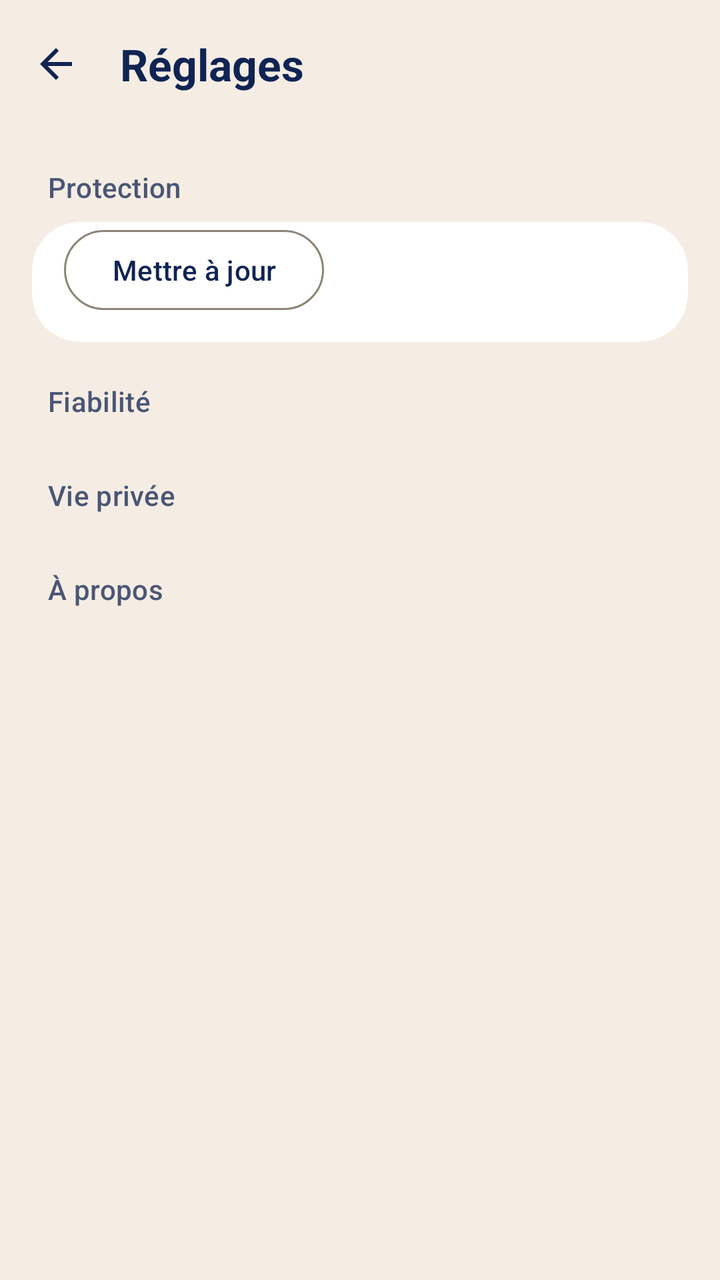
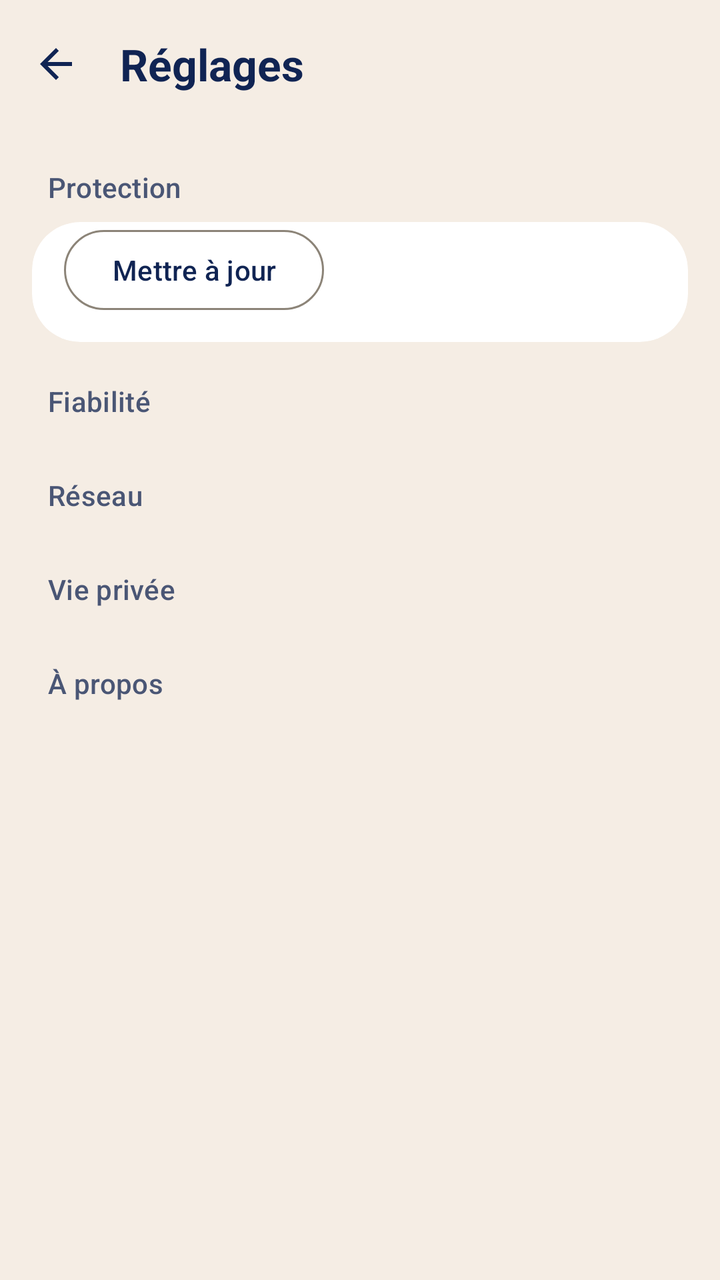

Before-and-after screenshots of an Android layout around one commit, followed by the original layout XML and the change that was made.
<!-- AndroidManifest.xml: application theme Theme.AKeeper -->
<!-- res/layout/screen_settings.xml -->
<?xml version="1.0" encoding="utf-8"?>
<LinearLayout xmlns:android="http://schemas.android.com/apk/res/android"
    xmlns:app="http://schemas.android.com/apk/res-auto"
    android:id="@+id/root"
    android:layout_width="match_parent"
    android:layout_height="match_parent"
    android:orientation="vertical">

    <LinearLayout
        android:layout_width="match_parent"
        android:layout_height="64dp"
        android:gravity="center_vertical"
        android:orientation="horizontal"
        android:paddingHorizontal="4dp">

        <ImageButton
            android:id="@+id/settings_back"
            android:layout_width="48dp"
            android:layout_height="48dp"
            android:background="?attr/selectableItemBackgroundBorderless"
            android:contentDescription="@string/settings_back"
            android:src="@drawable/ic_arrow_back"
            app:tint="?attr/colorOnSurface" />

        <TextView
            android:layout_width="wrap_content"
            android:layout_height="wrap_content"
            android:layout_marginStart="8dp"
            android:accessibilityHeading="true"
            android:text="@string/settings_title"
            android:textAppearance="?attr/textAppearanceTitleLarge"
            android:textColor="?attr/colorOnSurface"
            android:textStyle="bold" />
    </LinearLayout>

    <ScrollView
        android:layout_width="match_parent"
        android:layout_height="0dp"
        android:layout_weight="1">

        <LinearLayout
            android:layout_width="match_parent"
            android:layout_height="wrap_content"
            android:orientation="vertical"
            android:paddingHorizontal="16dp"
            android:paddingBottom="24dp">

            <TextView
                style="@style/Widget.AKeeper.SectionTitle"
                android:text="@string/settings_section_protection" />

            <com.google.android.material.card.MaterialCardView
                style="@style/Widget.AKeeper.Card"
                android:layout_width="match_parent"
                android:layout_height="wrap_content">

                <LinearLayout
                    android:id="@+id/settings_protection"
                    android:layout_width="match_parent"
                    android:layout_height="wrap_content"
                    android:orientation="vertical">

                    <com.google.android.material.button.MaterialButton
                        android:id="@+id/settings_rules_update"
                        style="@style/Widget.Material3.Button.OutlinedButton"
                        android:layout_width="wrap_content"
                        android:layout_height="48dp"
                        android:layout_marginHorizontal="16dp"
                        android:layout_marginBottom="12dp"
                        android:text="@string/settings_rules_update" />
                </LinearLayout>
            </com.google.android.material.card.MaterialCardView>

            <TextView
                style="@style/Widget.AKeeper.SectionTitle"
                android:text="@string/settings_section_reliability" />

            <com.google.android.material.card.MaterialCardView
                style="@style/Widget.AKeeper.Card"
                android:layout_width="match_parent"
                android:layout_height="wrap_content">

                <LinearLayout
                    android:id="@+id/settings_reliability"
                    android:layout_width="match_parent"
                    android:layout_height="wrap_content"
                    android:orientation="vertical" />
            </com.google.android.material.card.MaterialCardView>

            <TextView
                style="@style/Widget.AKeeper.SectionTitle"
                android:text="@string/settings_section_privacy" />

            <com.google.android.material.card.MaterialCardView
                style="@style/Widget.AKeeper.Card"
                android:layout_width="match_parent"
                android:layout_height="wrap_content">

                <LinearLayout
                    android:id="@+id/settings_privacy"
                    android:layout_width="match_parent"
                    android:layout_height="wrap_content"
                    android:orientation="vertical" />
            </com.google.android.material.card.MaterialCardView>

            <TextView
                style="@style/Widget.AKeeper.SectionTitle"
                android:text="@string/settings_section_about" />

            <com.google.android.material.card.MaterialCardView
                style="@style/Widget.AKeeper.Card"
                android:layout_width="match_parent"
                android:layout_height="wrap_content">

                <LinearLayout
                    android:id="@+id/settings_about"
                    android:layout_width="match_parent"
                    android:layout_height="wrap_content"
                    android:orientation="vertical" />
            </com.google.android.material.card.MaterialCardView>
        </LinearLayout>
    </ScrollView>
</LinearLayout>
<!-- resources referenced by this layout -->
<resources>
  <!-- drawable ic_arrow_back (drawable) -->
  <vector xmlns:android="http://schemas.android.com/apk/res/android"
      android:width="24dp"
      android:height="24dp"
      android:autoMirrored="true"
      android:viewportWidth="24"
      android:viewportHeight="24">
      <path
          android:fillColor="@android:color/white"
          android:pathData="M20,11H7.83l5.59,-5.59L12,4l-8,8 8,8 1.41,-1.41L7.83,13H20v-2z" />
  </vector>
  <string name="settings_back">Retour</string>
  <string name="settings_rules_update">Mettre à jour</string>
  <string name="settings_section_about">À propos</string>
  <string name="settings_section_privacy">Vie privée</string>
  <string name="settings_section_protection">Protection</string>
  <string name="settings_section_reliability">Fiabilité</string>
  <string name="settings_title">Réglages</string>
  <style name="Widget.AKeeper.Card" parent="Widget.Material3.CardView.Filled">
          <item name="cardBackgroundColor">@color/akeeper_card</item>
          <item name="cardCornerRadius">24dp</item>
          <item name="cardElevation">0dp</item>
      </style>
  <style name="Widget.AKeeper.SectionTitle" parent="">
          <item name="android:layout_width">wrap_content</item>
          <item name="android:layout_height">wrap_content</item>
          <item name="android:layout_marginStart">8dp</item>
          <item name="android:layout_marginTop">20dp</item>
          <item name="android:layout_marginBottom">8dp</item>
          <item name="android:accessibilityHeading">true</item>
          <item name="android:textAppearance">?attr/textAppearanceTitleSmall</item>
          <item name="android:textColor">?attr/colorOnSurfaceVariant</item>
      </style>
  <color name="akeeper_card">@color/akeeper_white</color>
  <color name="akeeper_primary">@color/akeeper_midnight</color>
  <color name="akeeper_on_primary">@color/akeeper_ivory</color>
  <color name="akeeper_turquoise">#FF36C2CF</color>
  <color name="akeeper_midnight">#FF102453</color>
  <color name="akeeper_link">@color/akeeper_turquoise_text</color>
  <color name="akeeper_background">@color/akeeper_ivory</color>
  <color name="akeeper_on_background">@color/akeeper_midnight</color>
  <color name="akeeper_on_background_variant">@color/akeeper_slate</color>
  <color name="akeeper_outline">@color/akeeper_taupe</color>
  <color name="akeeper_outline_variant">@color/akeeper_sand</color>
  <style name="Widget.AKeeper.Switch" parent="Widget.Material3.CompoundButton.MaterialSwitch">
          <item name="trackTint">@color/akeeper_switch_track</item>
          <item name="thumbTint">@color/akeeper_switch_thumb</item>
          <item name="trackDecorationTint">@color/akeeper_switch_track_decoration</item>
      </style>
  <color name="akeeper_white">#FFFFFFFF</color>
  <color name="akeeper_ivory">#FFF5EDE4</color>
  <color name="akeeper_turquoise_text">#FF0B6B75</color>
  <color name="akeeper_slate">#FF4A5675</color>
  <color name="akeeper_taupe">#FF8C8478</color>
  <color name="akeeper_sand">#FFE2D8CC</color>
  <!-- unchanged entries left out for length: 1 -->
</resources>

<!-- the commit's change to res/layout/screen_settings.xml (unified diff, before → after) -->
@@ -89,6 +89,22 @@
 
             <TextView
                 style="@style/Widget.AKeeper.SectionTitle"
+                android:text="@string/settings_section_network" />
+
+            <com.google.android.material.card.MaterialCardView
+                style="@style/Widget.AKeeper.Card"
+                android:layout_width="match_parent"
+                android:layout_height="wrap_content">
+
+                <LinearLayout
+                    android:id="@+id/settings_network"
+                    android:layout_width="match_parent"
+                    android:layout_height="wrap_content"
+                    android:orientation="vertical" />
+            </com.google.android.material.card.MaterialCardView>
+
+            <TextView
+                style="@style/Widget.AKeeper.SectionTitle"
                 android:text="@string/settings_section_privacy" />
 
             <com.google.android.material.card.MaterialCardView
<!-- resource entries referenced after the edit -->
@@ -14,6 +14,7 @@
   <string name="settings_back">Retour</string>
   <string name="settings_rules_update">Mettre à jour</string>
   <string name="settings_section_about">À propos</string>
+  <string name="settings_section_network">Réseau</string>
   <string name="settings_section_privacy">Vie privée</string>
   <string name="settings_section_protection">Protection</string>
   <string name="settings_section_reliability">Fiabilité</string>
